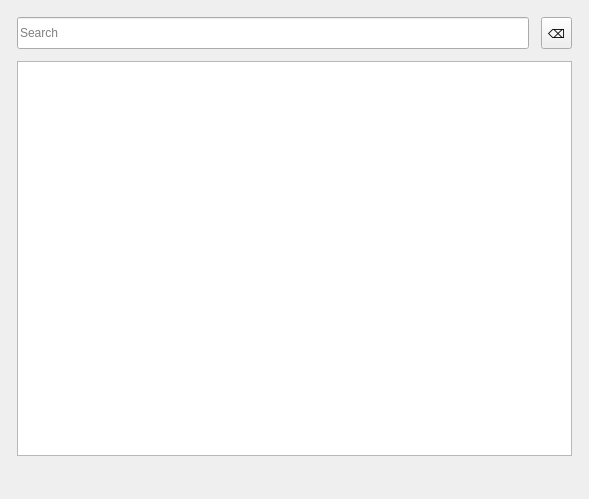
Qt form resources/ui/browser_tab_tools.ui (cmontesano/xappt_qt) before a commit.
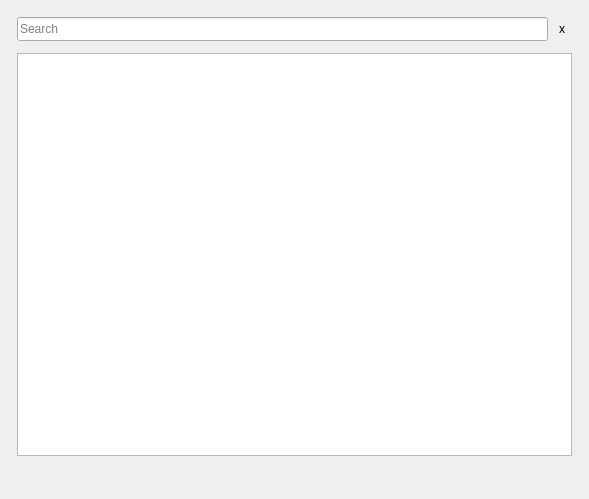
The same form after that commit.

Commit message: new clear button icon

What changed in the file:
```diff
--- a/resources/ui/browser_tab_tools.ui
+++ b/resources/ui/browser_tab_tools.ui
@@ -33,12 +33,15 @@
      </property>
      <item row="0" column="0">
       <layout class="QHBoxLayout" name="horizontalLayout">
+       <property name="spacing">
+        <number>4</number>
+       </property>
        <item>
         <widget class="QLineEdit" name="txtSearch">
          <property name="minimumSize">
           <size>
            <width>0</width>
-           <height>32</height>
+           <height>24</height>
           </size>
          </property>
          <property name="placeholderText">
@@ -51,11 +54,14 @@
          <property name="minimumSize">
           <size>
            <width>0</width>
-           <height>32</height>
+           <height>24</height>
           </size>
          </property>
          <property name="text">
-          <string>⌫</string>
+          <string>x</string>
+         </property>
+         <property name="autoRaise">
+          <bool>true</bool>
          </property>
         </widget>
        </item>
```
Left out of the diff: 19 changed lines with no effect on the pictures. The commit also changes 7 other files.
